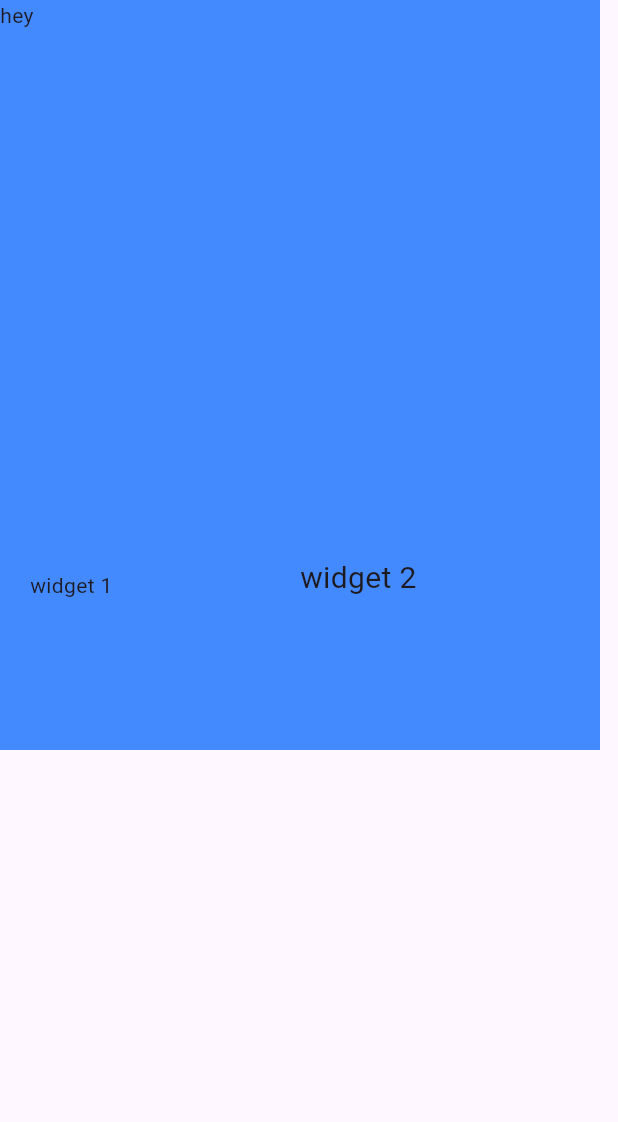
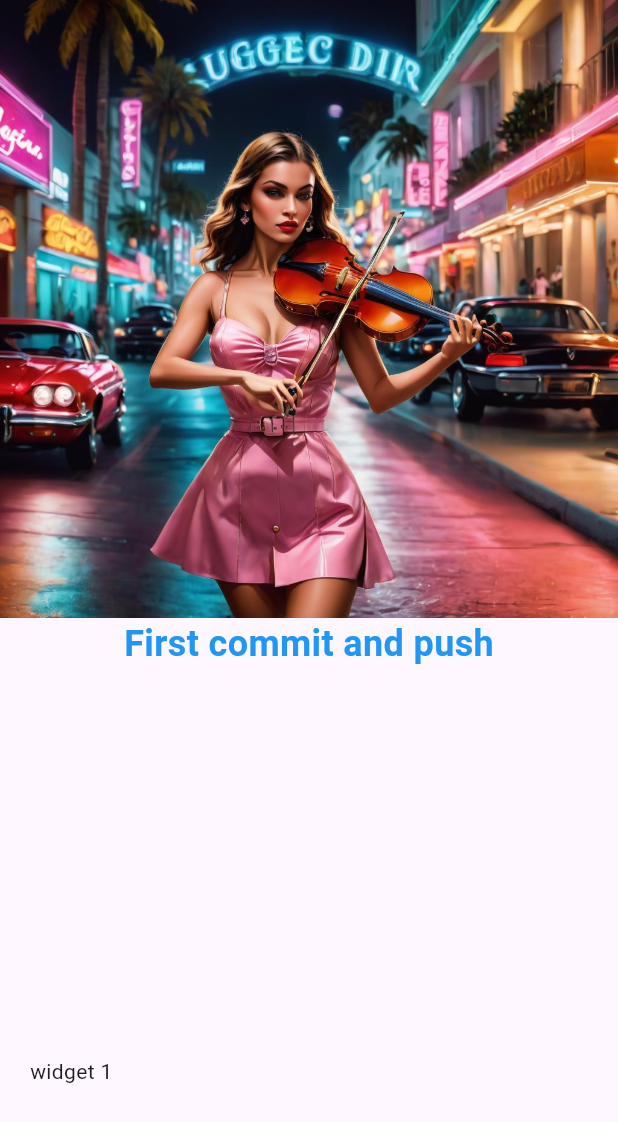
Before and after one commit to blair-developer/ftai_ecomerce, a Flutter app: the screen it shows after launch, on a phone screen of 412 x 824 dp. Shown: the top 1122 px of the screen. Run offline on Flutter 3.47's test engine with Material 3 defaults, Android fonts, the phone set to English and light mode, and no system bars; our stand-ins replace flutter_riverpod.

Commit message:
under development  changes

```diff
--- a/lib/pages/welcome/welcome.dart
+++ b/lib/pages/welcome/welcome.dart
@@ -8,22 +8,25 @@ class Welcome extends StatelessWidget {
     return Scaffold(
        body: Stack(
         children: [
-             Container(
-             color: Colors.blueAccent,
-             width: 400,
-             height: 500,
-             child: Text("hey"),
-
-          ),
+            PageView(
+              scrollDirection: Axis.horizontal,
+              children: [
+                 Column(
+                  children: [
+                    Image.asset("assets/images/1.jpeg", fit: BoxFit.fitWidth,),
+                    Text("First commit and push", style: TextStyle(
+                      color: Colors.blue,
+                      fontSize: 24,
+                      fontWeight: FontWeight.bold
+                    ),)
+                  ],
+                 )
+              ],
+             ),
            Positioned(
             child: Text("widget 1"),
             bottom: 100,
             left: 20,
-            ),
-           Positioned(
-            child: Text("widget 2", style: TextStyle(fontSize: 20),),
-            bottom: 100,
-            left: 200,
             ),
         ],
        ),
--- a/pubspec.yaml
+++ b/pubspec.yaml
@@ -60,8 +60,8 @@ flutter:
   uses-material-design: true
 
   # To add assets to your application, add an assets section, like this:
-  # assets:
-  #   - images/a_dot_burr.jpeg
+  assets:
+    - assets/images/
   #   - images/a_dot_ham.jpeg
 
   # An image asset can refer to one or more resolution-specific "variants", see
```
Also changed, not shown: assets/images/1.jpeg (added), assets/images/2.jpg (added).
